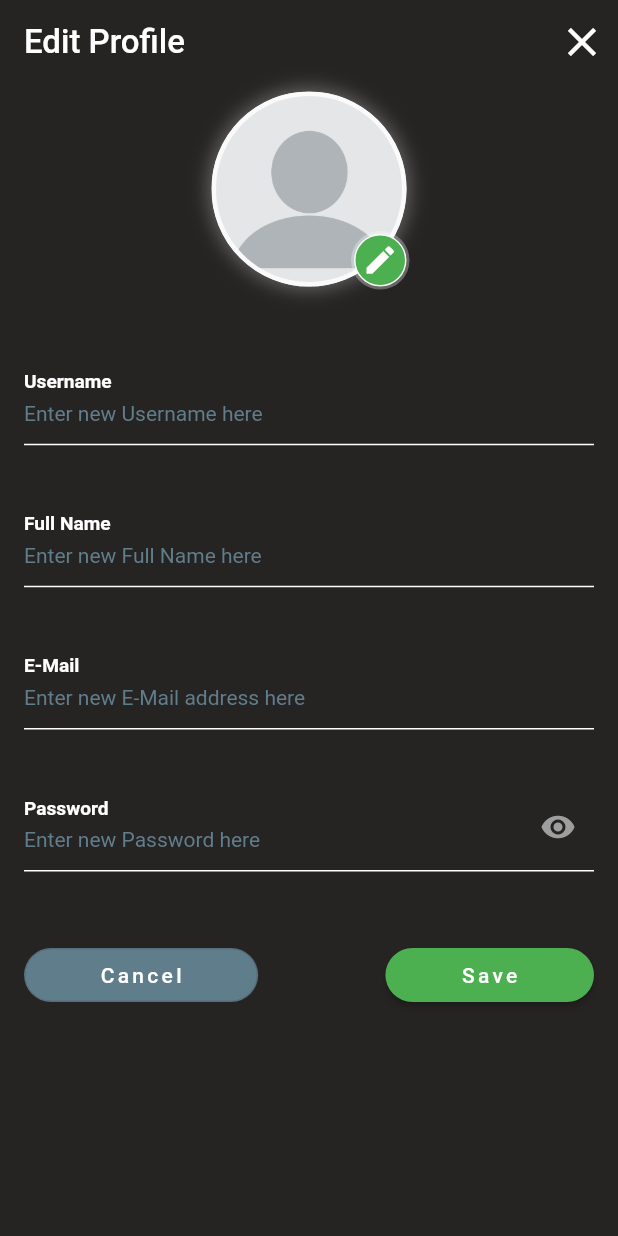
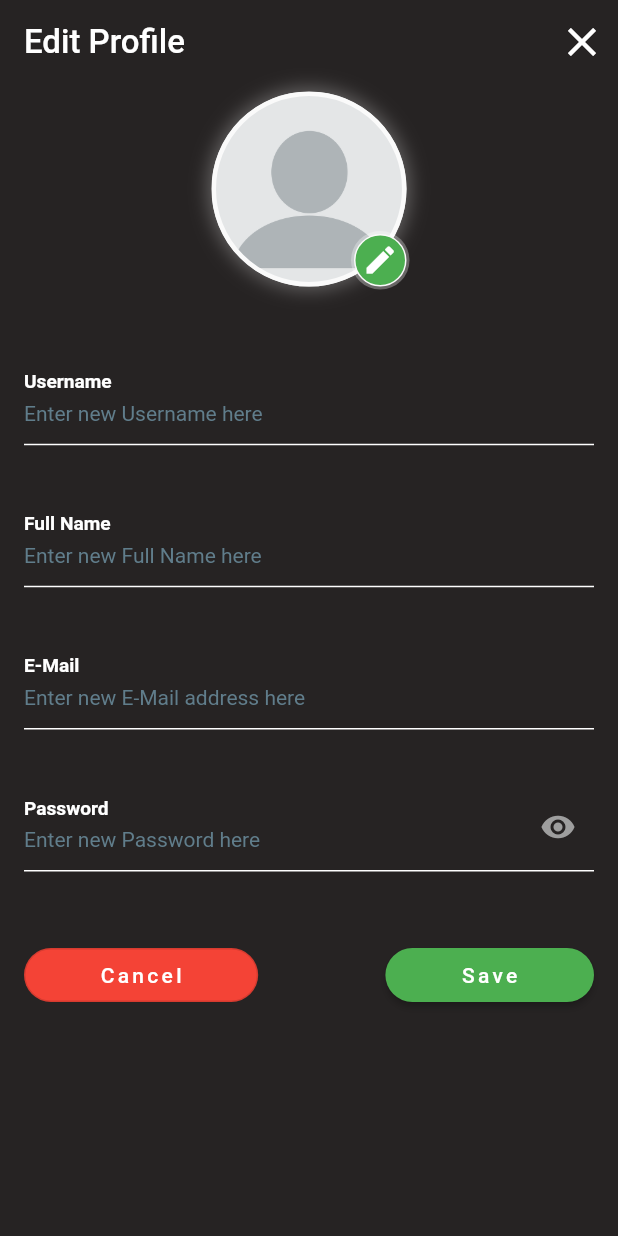
Before and after one commit to Str4wF4b/StreaMe, a Flutter app: the FavouritesPage widget shown alone on an empty page, opened directly, item 3 of the bottom bar chosen, after a tap on "Go Back", after a tap on the "person" icon, on a phone screen of 412 x 824 dp. Run offline on Flutter 3.47's test engine with Material 2 defaults, Android fonts, the phone set to English and light mode, and no system bars; our stand-ins replace flutter_login, image_picker, mvc_pattern.

Commit message:
little gui changes

```diff
--- a/lib/android/app/src/view/app_bar.dart
+++ b/lib/android/app/src/view/app_bar.dart
@@ -16,6 +16,7 @@ class MovieAppBar extends StatefulWidget {
 
   final String title;
   final Color backgroundColor = const Color.fromRGBO(38, 35, 35, 1.0);
+
   final Widget body;
 
   @override
@@ -26,10 +27,12 @@ class MovieAppBar extends StatefulWidget {
  * The part of the AppBar that is the same for every page
  * includes: AppBar overlay, profile changes, menu navigation
  */
+//TODO: make appBar transparent when scrolling
 class _MovieAppBarState extends State<MovieAppBar> {
   @override
   Widget build(BuildContext context) {
     return Scaffold(
+      backgroundColor: widget.backgroundColor,
       appBar: AppBar(
         title: Text(widget.title),
         centerTitle: true,
@@ -44,11 +47,13 @@ class _MovieAppBarState extends State<MovieAppBar> {
         leading: Padding(
           padding: const EdgeInsetsDirectional.fromSTEB(10.0, 5.0, 5.0, 7.0),
           child: CircleAvatar(
-            radius: 20,
-            foregroundColor: Colors.black,
             backgroundColor: Colors.white,
+            child: CircleAvatar(
+              radius: 19,
+              foregroundColor: Colors.white,
+              backgroundColor: widget.backgroundColor,
               child: IconButton(
-              icon: const Icon(Icons.person),
+                icon: const Icon(Icons.person, size: 22),
                 onPressed: () {
                   setState(() {
                     showGeneralDialog(
@@ -65,6 +70,7 @@ class _MovieAppBarState extends State<MovieAppBar> {
                     );
                   });
                 },
+              ),
             ),
           ),
         ),
@@ -87,13 +93,14 @@ class _MovieAppBarState extends State<MovieAppBar> {
         child: Container(
           //color: Color.fromRGBO(180, 180, 180, 1.0),
           height: 52.0,
-          decoration: const BoxDecoration(
+          color: widget.backgroundColor,
+          /*decoration: const BoxDecoration(
             borderRadius: BorderRadius.only(
               topLeft: Radius.circular(18.0),
               topRight: Radius.circular(18.0),
             ),
             color: Color.fromRGBO(200, 200, 200, 1.0),
-          ),
+          ),*/
           child: Row(
             mainAxisAlignment: MainAxisAlignment.spaceBetween,
             children: <Widget>[ //the icons of the BottomAppBar
@@ -111,6 +118,7 @@ class _MovieAppBarState extends State<MovieAppBar> {
   /**
    * Function that builds the icons of the BottomAppBar
    */
+  //TODO: make icons selected if selected and unselected if not
   Padding addBottomIcons(IconData icon, String iconLabel, EdgeInsets insets, StatefulWidget page) {
     return Padding(
       padding: insets,
@@ -118,7 +126,8 @@ class _MovieAppBarState extends State<MovieAppBar> {
         size: const Size(66, 66),
         child: ClipOval(
           child: Material(
-            color: const Color.fromRGBO(200, 200, 200, 1.0),
+            //color: const Color.fromRGBO(200, 200, 200, 1.0),
+            color: widget.backgroundColor,
             child: InkWell(
               onTap: () => Navigator.of(context).pushReplacement(MaterialPageRoute(builder: (context) => page)),
               child: Column(
@@ -126,11 +135,11 @@ class _MovieAppBarState extends State<MovieAppBar> {
                 children: <Widget>[
                   Icon(
                     icon,
-                    color: widget.backgroundColor,), // <-- Icon
+                    color: Colors.white,), // <-- Icon
                   Text(
                       iconLabel,
-                      style: TextStyle(
-                        color: widget.backgroundColor,
+                      style: const TextStyle(
+                        color: Colors.white,
                         fontSize: 12,
                       )), // <-- Text
                 ],
@@ -274,6 +283,7 @@ class _EditProfilePageState extends State<EditProfilePage> {
   @override
   Widget build(BuildContext context) {
     return Scaffold(
+      backgroundColor: widget.backgroundColor,
       body: Container(
         color: widget.backgroundColor,
         padding: const EdgeInsetsDirectional.fromSTEB(0.0, 5.0, 0.0, 0.0),
@@ -369,7 +379,7 @@ class _EditProfilePageState extends State<EditProfilePage> {
                     child: OutlinedButton(
                       //styling of cancel button
                       style: OutlinedButton.styleFrom(
-                        backgroundColor: Colors.blueGrey,
+                        backgroundColor: Colors.red.shade500,
                         shape: RoundedRectangleBorder(
                           borderRadius: BorderRadius.circular(20.0),
                         ),
--- a/lib/android/app/src/view/explore_page.dart
+++ b/lib/android/app/src/view/explore_page.dart
@@ -7,6 +7,8 @@ class ExplorePage extends StatefulWidget {
   const ExplorePage({Key? key}) : super(key: key);
 
   final Color backgroundColor = const Color.fromRGBO(38, 35, 35, 1.0);
+  final Color middleBackgroundColor = const Color.fromRGBO(
+      44, 40, 40, 1.0);
 
   @override
   State<ExplorePage> createState() => _ExplorePageState();
@@ -21,7 +23,7 @@ class _ExplorePageState extends State<ExplorePage> {
 
   Widget buildBody() {
   return Container(
-    color: widget.backgroundColor,
+    color: widget.middleBackgroundColor,
     child: Center(
       child: ElevatedButton(
         style: ElevatedButton.styleFrom(
--- a/lib/android/app/src/view/favourites_page.dart
+++ b/lib/android/app/src/view/favourites_page.dart
@@ -6,6 +6,8 @@ class FavouritesPage extends StatefulWidget {
   const FavouritesPage({Key? key}) : super(key: key);
 
   final Color backgroundColor = const Color.fromRGBO(38, 35, 35, 1.0);
+  final Color middleBackgroundColor = const Color.fromRGBO(
+      44, 40, 40, 1.0);
 
   @override
   State<FavouritesPage> createState() => _FavouritesPageState();
@@ -19,7 +21,7 @@ class _FavouritesPageState extends State<FavouritesPage> {
 
   Widget buildBody() {
     return Container(
-      color: widget.backgroundColor,
+      color: widget.middleBackgroundColor,
       child: Center(
         child: ElevatedButton(
           style: ElevatedButton.styleFrom(
--- a/lib/android/app/src/view/filter_page.dart
+++ b/lib/android/app/src/view/filter_page.dart
@@ -7,6 +7,8 @@ class FilterPage extends StatefulWidget {
   const FilterPage({Key? key}) : super(key: key);
 
   final Color backgroundColor = const Color.fromRGBO(38, 35, 35, 1.0);
+  final Color middleBackgroundColor = const Color.fromRGBO(
+      44, 40, 40, 1.0);
 
   @override
   State<FilterPage> createState() => _FilterPageState();
@@ -20,7 +22,7 @@ class _FilterPageState extends State<FilterPage> {
 
   Widget buildBody() {
     return Container(
-      color: widget.backgroundColor,
+      color: widget.middleBackgroundColor,
       child: Center(
         child: ElevatedButton(
           style: ElevatedButton.styleFrom(
--- a/lib/android/app/src/view/help.dart
+++ b/lib/android/app/src/view/help.dart
@@ -6,6 +6,8 @@ class HelpPage extends StatefulWidget {
   const HelpPage({Key? key}) : super(key: key);
 
   final Color backgroundColor = const Color.fromRGBO(38, 35, 35, 1.0);
+  final Color middleBackgroundColor = const Color.fromRGBO(
+      44, 40, 40, 1.0);
 
   @override
   State<HelpPage> createState() => _HelpPageState();
@@ -19,7 +21,7 @@ class _HelpPageState extends State<HelpPage> {
 
   Widget buildBody() {
     return Container(
-      color: widget.backgroundColor,
+      color: widget.middleBackgroundColor,
       child: Center(
         child: ElevatedButton(
           style: ElevatedButton.styleFrom(
--- a/lib/android/app/src/view/home_page.dart
+++ b/lib/android/app/src/view/home_page.dart
@@ -5,6 +5,8 @@ class HomePage extends StatefulWidget {
   const HomePage({Key? key}) : super(key: key);
 
   final Color backgroundColor = const Color.fromRGBO(38, 35, 35, 1.0);
+  final Color middleBackgroundColor = const Color.fromRGBO(
+      44, 40, 40, 1.0);
 
   @override
   State<HomePage> createState() => _HomePageState();
@@ -21,7 +23,7 @@ class _HomePageState extends State<HomePage> {
 
   Widget buildBody() {
     return Container(
-      color: widget.backgroundColor,
+      color: widget.middleBackgroundColor,
       child: const Center(
         child: Padding(
           padding: EdgeInsets.all(16.0),
--- a/lib/android/app/src/view/search_page.dart
+++ b/lib/android/app/src/view/search_page.dart
@@ -7,6 +7,8 @@ class SearchPage extends StatefulWidget {
   const SearchPage({Key? key}) : super(key: key);
 
   final Color backgroundColor = const Color.fromRGBO(38, 35, 35, 1.0);
+  final Color middleBackgroundColor = const Color.fromRGBO(
+      44, 40, 40, 1.0);
 
   @override
   State<SearchPage> createState() => _SearchPageState();
@@ -20,7 +22,7 @@ class _SearchPageState extends State<SearchPage> {
 
   Widget buildBody() {
     return Container(
-      color: widget.backgroundColor,
+      color: widget.middleBackgroundColor,
       child: Center(
         child: ElevatedButton(
           style: ElevatedButton.styleFrom(
--- a/lib/main.dart
+++ b/lib/main.dart
@@ -8,8 +8,6 @@ void main() {
 class MyApp extends StatelessWidget {
   const MyApp({Key? key}) : super(key: key);
 
-  final Color backgroundColor = Colors.green/*const Color.fromRGBO(38, 35, 35, 1.0)*/;
-
   // This widget is the root of your application.
   @override
   Widget build(BuildContext context) {
```
Also changed, not shown: lib/android/app/src/controller/app_bar_controller.dart (added), lib/android/app/src/model/app_bar_model.dart (added), 1 other file. Lines whose indentation alone changed are shown as unchanged.
